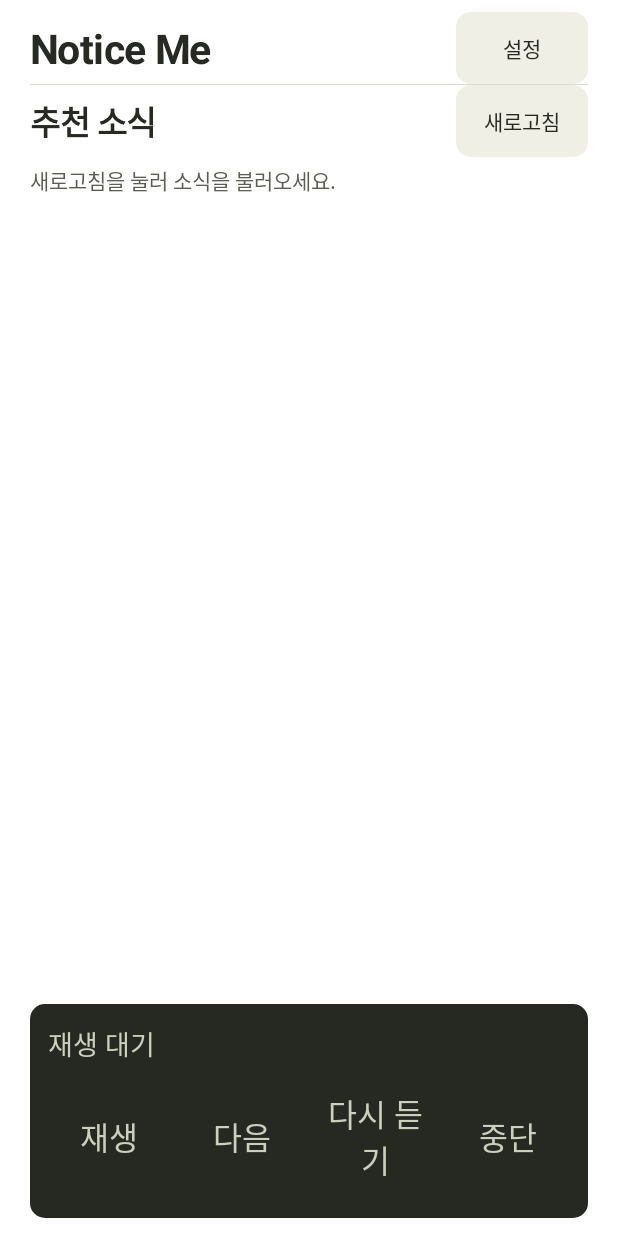
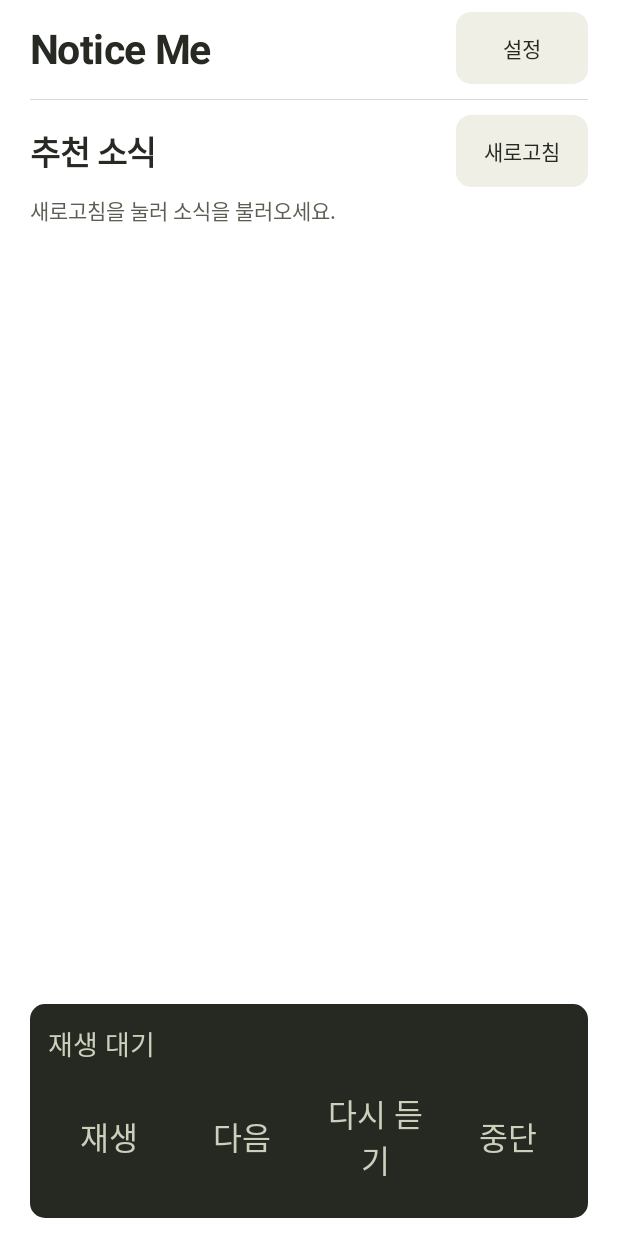
Before and after one commit to Notice-Me/notice-me, an Android app: the screen it shows after launch (MainActivity), on a phone screen of 412 x 824 dp. Run offline under Robolectric (Android 15) with nearby library versions, the phone set to English and light mode, and no system bars; 2 statements that could not run were skipped.

Commit message:
Separate the settings and refresh buttons

```diff
--- a/vehicle-app/app/src/main/java/ai/noticeme/vehicle/MainActivity.kt
+++ b/vehicle-app/app/src/main/java/ai/noticeme/vehicle/MainActivity.kt
@@ -85,7 +85,12 @@ class MainActivity : Activity() {
         })
         val header = findViewById<LinearLayout>(R.id.notice_header)
         header.addView(heading)
-        header.addView(divider())
+        val headerDivider = divider()
+        (headerDivider.layoutParams as LinearLayout.LayoutParams).apply {
+            topMargin = dp(10)
+            bottomMargin = dp(10)
+        }
+        header.addView(headerDivider)
         val body = findViewById<LinearLayout>(R.id.notice_body)
 
         address = field("서버 주소", getPreferences(MODE_PRIVATE).getString("server", "http://10.0.2.2:8000")!!,
```
